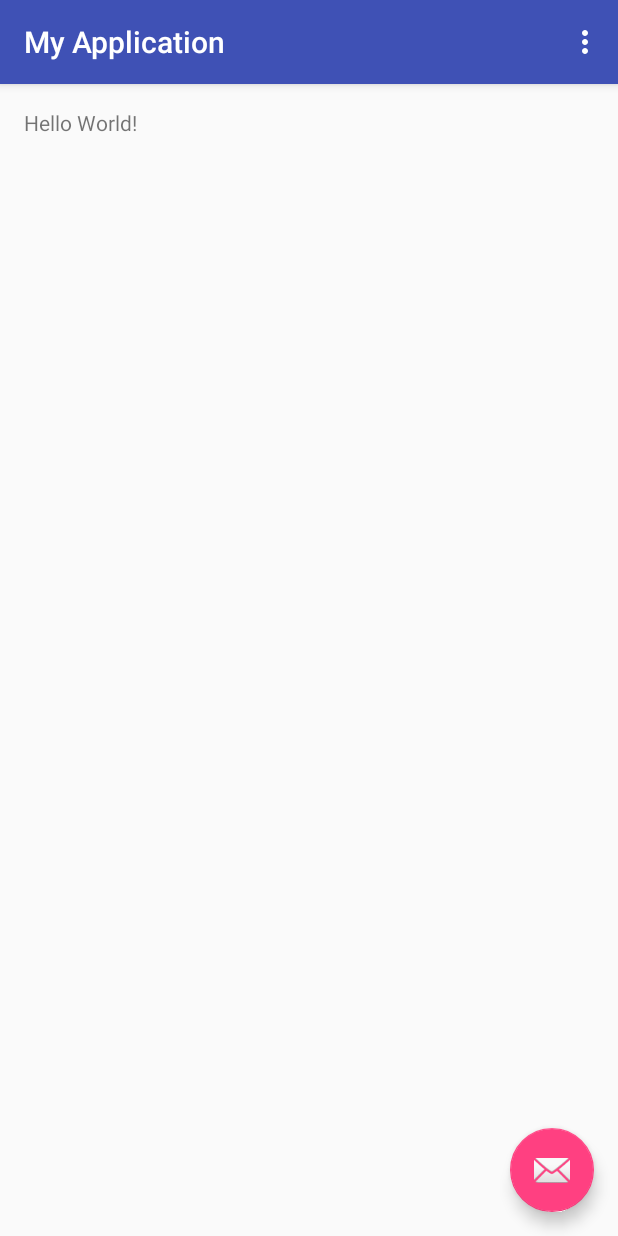
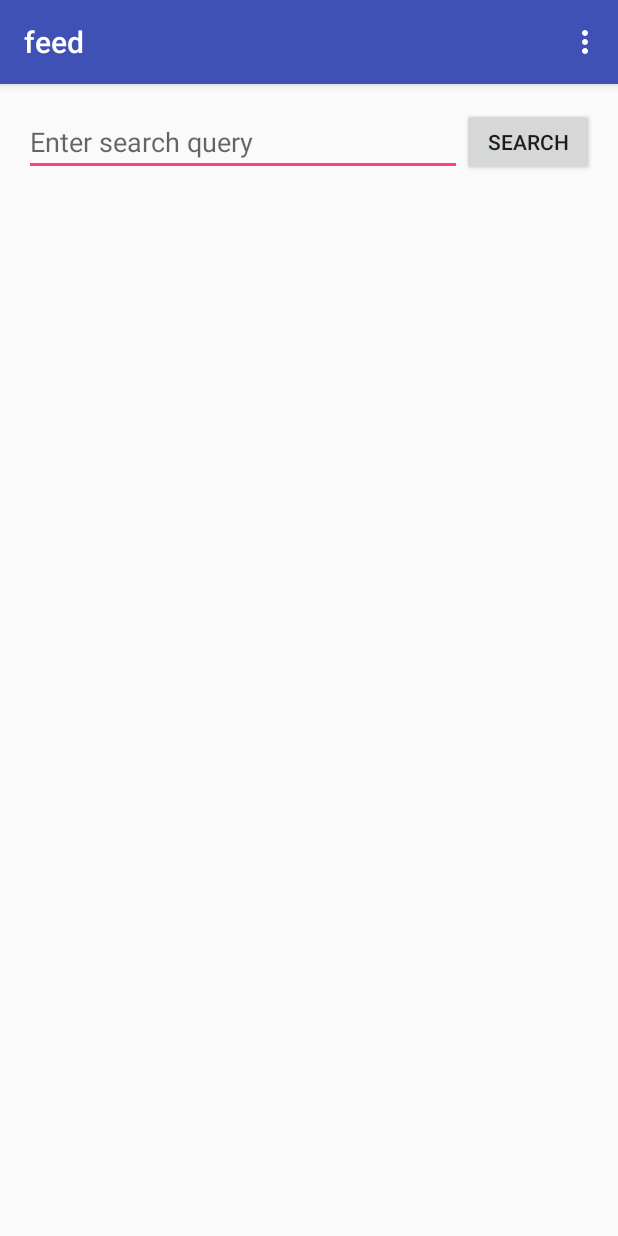
Before and after one commit to QilinGu/feed, an Android app: the screen it shows after launch (NFMainActivity), on a phone screen of 412 x 824 dp. Run offline under Robolectric (Android 15) with nearby library versions, the phone set to English and light mode, and no system bars.

Commit message:
more changes for switching to "Blank Layout"

```diff
--- a/app/src/main/java/com/codepath/kpu/feed/NFMainActivity.java
+++ b/app/src/main/java/com/codepath/kpu/feed/NFMainActivity.java
@@ -1,15 +1,21 @@
 package com.codepath.kpu.feed;
 
 import android.os.Bundle;
-import android.support.design.widget.FloatingActionButton;
-import android.support.design.widget.Snackbar;
 import android.support.v7.app.AppCompatActivity;
 import android.support.v7.widget.Toolbar;
-import android.view.View;
 import android.view.Menu;
 import android.view.MenuItem;
+import android.view.View;
+import android.widget.Button;
+import android.widget.EditText;
+import android.widget.GridView;
+import android.widget.Toast;
 
 public class NFMainActivity extends AppCompatActivity {
+
+    EditText etQuery;
+    GridView gvResults;
+    Button btnSearch;
 
     @Override
     protected void onCreate(Bundle savedInstanceState) {
@@ -17,15 +23,13 @@ public class NFMainActivity extends AppCompatActivity {
         setContentView(R.layout.activity_main);
         Toolbar toolbar = (Toolbar) findViewById(R.id.toolbar);
         setSupportActionBar(toolbar);
+        setupViews();
+    }
 
-        FloatingActionButton fab = (FloatingActionButton) findViewById(R.id.fab);
-        fab.setOnClickListener(new View.OnClickListener() {
-            @Override
-            public void onClick(View view) {
-                Snackbar.make(view, "Replace with your own action", Snackbar.LENGTH_LONG)
-                        .setAction("Action", null).show();
-            }
-        });
+    private void setupViews() {
+        etQuery = (EditText) findViewById(R.id.etQuery);
+        gvResults = (GridView) findViewById(R.id.gvResults);
+        btnSearch = (Button) findViewById(R.id.btnSearch);
     }
 
     @Override
@@ -49,4 +53,10 @@ public class NFMainActivity extends AppCompatActivity {
 
         return super.onOptionsItemSelected(item);
     }
+
+    public void onArticleSearch(View view) {
+        String query = etQuery.getText().toString();
+
+        Toast.makeText(this, "Searching for " + query, Toast.LENGTH_LONG).show();
+    }
 }
--- a/app/src/main/res/layout/activity_main.xml
+++ b/app/src/main/res/layout/activity_main.xml
@@ -5,7 +5,7 @@
     android:layout_width="match_parent"
     android:layout_height="match_parent"
     android:fitsSystemWindows="true"
-    tools:context="com.codepath.kpu.myapplication.MainActivity">
+    tools:context="com.codepath.kpu.feed.NFMainActivity">
 
     <android.support.design.widget.AppBarLayout
         android:layout_width="match_parent"
@@ -23,12 +23,4 @@
 
     <include layout="@layout/content_main" />
 
-    <android.support.design.widget.FloatingActionButton
-        android:id="@+id/fab"
-        android:layout_width="wrap_content"
-        android:layout_height="wrap_content"
-        android:layout_gravity="bottom|end"
-        android:layout_margin="@dimen/fab_margin"
-        android:src="@android:drawable/ic_dialog_email" />
-
 </android.support.design.widget.CoordinatorLayout>
--- a/app/src/main/res/layout/content_main.xml
+++ b/app/src/main/res/layout/content_main.xml
@@ -9,11 +9,35 @@
     android:paddingRight="@dimen/activity_horizontal_margin"
     android:paddingTop="@dimen/activity_vertical_margin"
     app:layout_behavior="@string/appbar_scrolling_view_behavior"
-    tools:context="com.codepath.kpu.myapplication.MainActivity"
+    tools:context="com.codepath.kpu.feed.NFMainActivity"
     tools:showIn="@layout/activity_main">
 
-    <TextView
+    <EditText
+        android:id="@+id/etQuery"
         android:layout_width="wrap_content"
         android:layout_height="wrap_content"
-        android:text="Hello World!" />
+        android:layout_alignParentLeft="true"
+        android:layout_alignParentStart="true"
+        android:layout_alignParentTop="true"
+        android:layout_toLeftOf="@+id/btnSearch"
+        android:layout_toStartOf="@+id/btnSearch"
+        android:hint="@string/hint" />
+
+    <Button
+        android:id="@+id/btnSearch"
+        android:layout_width="wrap_content"
+        android:layout_height="wrap_content"
+        android:layout_alignBottom="@+id/etQuery"
+        android:layout_alignParentEnd="true"
+        android:layout_alignParentRight="true"
+        android:onClick="onArticleSearch"
+        android:text="@string/search" />
+
+    <GridView
+        android:id="@+id/gvResults"
+        android:layout_width="wrap_content"
+        android:layout_height="wrap_content"
+        android:layout_alignParentLeft="true"
+        android:layout_alignParentStart="true"
+        android:layout_below="@+id/etQuery" />
 </RelativeLayout>
--- a/app/src/main/res/menu/menu_main.xml
+++ b/app/src/main/res/menu/menu_main.xml
@@ -1,7 +1,7 @@
 <menu xmlns:android="http://schemas.android.com/apk/res/android"
     xmlns:app="http://schemas.android.com/apk/res-auto"
     xmlns:tools="http://schemas.android.com/tools"
-    tools:context="com.codepath.kpu.myapplication.MainActivity">
+    tools:context="com.codepath.kpu.feed.NFMainActivity">
     <item
         android:id="@+id/action_settings"
         android:orderInCategory="100"
--- /dev/null
+++ b/app/src/main/res/values-v21/styles.xml
@@ -0,0 +1,9 @@
+<resources>>
+
+    <style name="AppTheme.NoActionBar">
+        <item name="windowActionBar">false</item>
+        <item name="windowNoTitle">true</item>
+        <item name="android:windowDrawsSystemBarBackgrounds">true</item>
+        <item name="android:statusBarColor">@android:color/transparent</item>
+    </style>
+</resources>
--- a/app/src/main/res/values/strings.xml
+++ b/app/src/main/res/values/strings.xml
@@ -1,4 +1,6 @@
 <resources>
-    <string name="app_name">My Application</string>
+    <string name="app_name">feed</string>
     <string name="action_settings">Settings</string>
+    <string name="hint">Enter search query</string>
+    <string name="search">Search</string>
 </resources>
```
